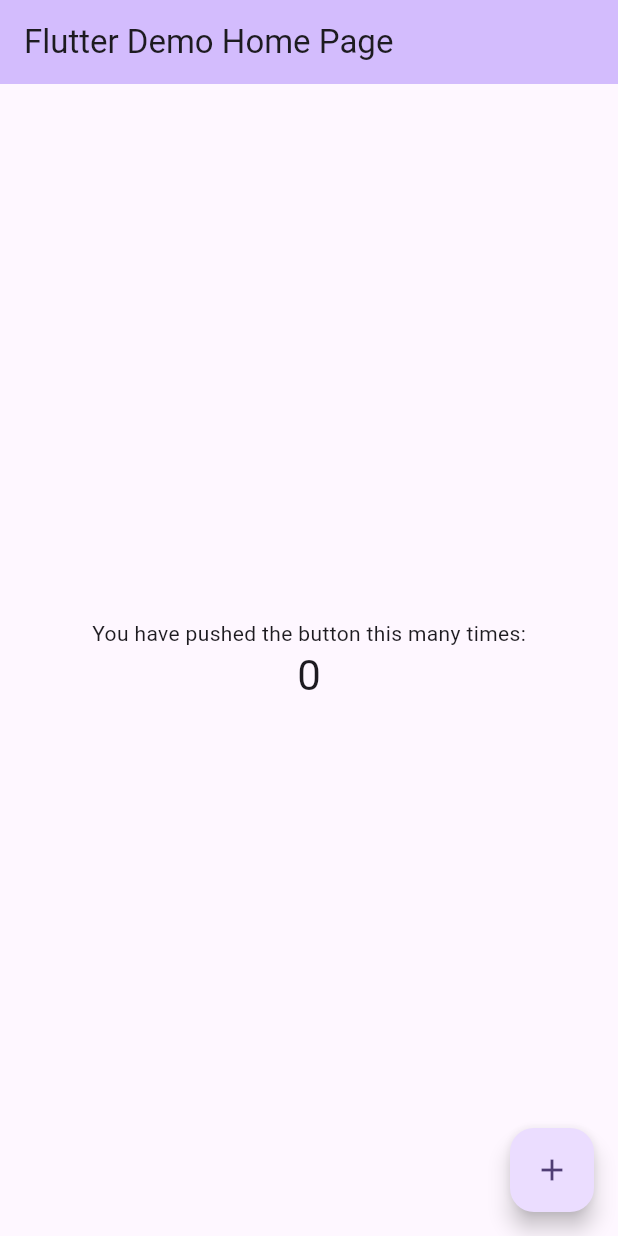
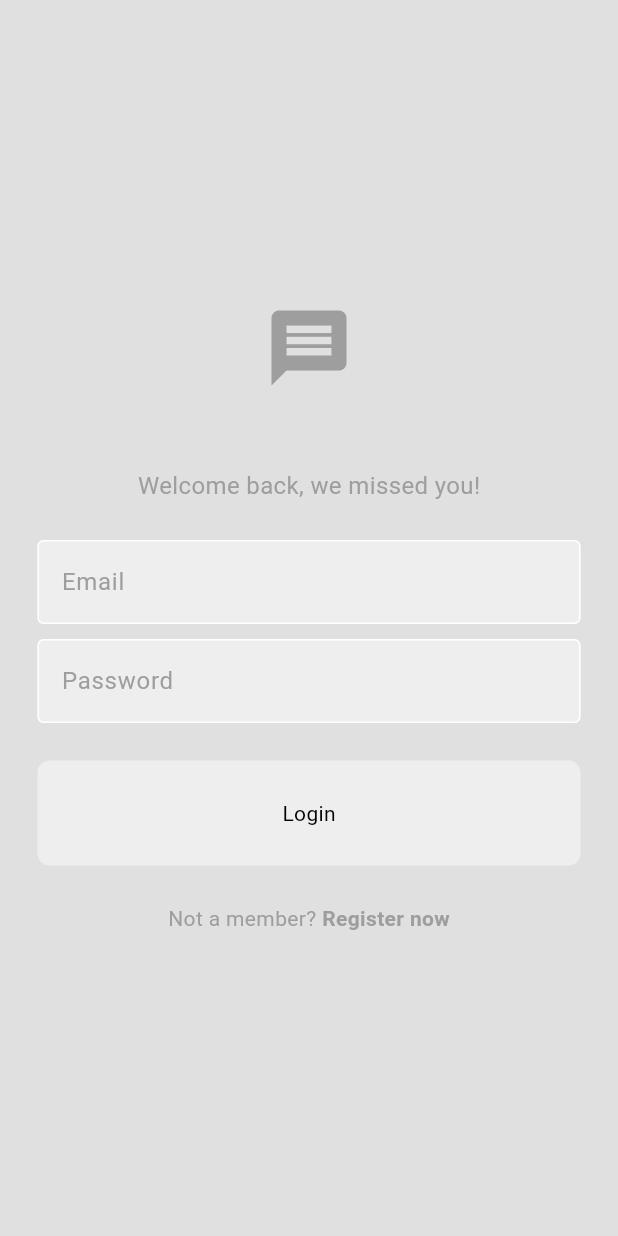
Before and after one commit to Zakry27/II-BDCC-23-24, a Flutter app: the screen it shows after launch, on a phone screen of 412 x 824 dp. Run offline on Flutter 3.47's test engine with Material 3 defaults, Android fonts, the phone set to English and light mode, and no system bars.

Commit message:
Flutter Chatbot App Updated

```diff
--- /dev/null
+++ b/Dev_Mobile/flutter_chatbot_app/lib/auth/login_or_register.dart
@@ -0,0 +1,35 @@
+import 'package:flutter/material.dart';
+import 'package:flutter_chatbot_app/screens/login_screen.dart';
+import 'package:flutter_chatbot_app/screens/register_screen.dart';
+
+class LoginOrRegister extends StatefulWidget {
+  const LoginOrRegister({super.key});
+
+  @override
+  State<LoginOrRegister> createState() => _LoginOrRegisterState();
+}
+
+class _LoginOrRegisterState extends State<LoginOrRegister> {
+  // show the login page
+  bool showLoginPage = true;
+
+  //toggle login and register screen
+  void togglePages() {
+    setState(() {
+      showLoginPage = !showLoginPage;
+    });
+  }
+
+  @override
+  Widget build(BuildContext context) {
+    if (showLoginPage) {
+      return LoginScreen(
+        onTap: togglePages,
+      );
+    } else {
+      return RegisterScreen(
+        onTap: togglePages,
+      );
+    }
+  }
+}
--- a/Dev_Mobile/flutter_chatbot_app/lib/main.dart
+++ b/Dev_Mobile/flutter_chatbot_app/lib/main.dart
@@ -1,4 +1,6 @@
 import 'package:flutter/material.dart';
+import 'package:flutter_chatbot_app/screens/splash_screen.dart';
+import 'package:flutter_chatbot_app/themes/light_mode.dart';
 
 void main() {
   runApp(const MyApp());
@@ -7,119 +9,12 @@
 class MyApp extends StatelessWidget {
   const MyApp({super.key});
 
-  // This widget is the root of your application.
   @override
   Widget build(BuildContext context) {
     return MaterialApp(
-      title: 'Flutter Demo',
-      theme: ThemeData(
-        // This is the theme of your application.
-        //
-        // TRY THIS: Try running your application with "flutter run". You'll see
-        // the application has a purple toolbar. Then, without quitting the app,
-        // try changing the seedColor in the colorScheme below to Colors.green
-        // and then invoke "hot reload" (save your changes or press the "hot
-        // reload" button in a Flutter-supported IDE, or press "r" if you used
-        // the command line to start the app).
-        //
-        // Notice that the counter didn't reset back to zero; the application
-        // state is not lost during the reload. To reset the state, use hot
-        // restart instead.
-        //
-        // This works for code too, not just values: Most code changes can be
-        // tested with just a hot reload.
-        colorScheme: ColorScheme.fromSeed(seedColor: Colors.deepPurple),
-        useMaterial3: true,
-      ),
-      home: const MyHomePage(title: 'Flutter Demo Home Page'),
+      title: 'Flutter Chatbot',
+      theme: LightMode,
+      home: SplashScreen(),
     );
   }
 }
-
-class MyHomePage extends StatefulWidget {
-  const MyHomePage({super.key, required this.title});
-
-  // This widget is the home page of your application. It is stateful, meaning
-  // that it has a State object (defined below) that contains fields that affect
-  // how it looks.
-
-  // This class is the configuration for the state. It holds the values (in this
-  // case the title) provided by the parent (in this case the App widget) and
-  // used by the build method of the State. Fields in a Widget subclass are
-  // always marked "final".
-
-  final String title;
-
-  @override
-  State<MyHomePage> createState() => _MyHomePageState();
-}
-
-class _MyHomePageState extends State<MyHomePage> {
-  int _counter = 0;
-
-  void _incrementCounter() {
-    setState(() {
-      // This call to setState tells the Flutter framework that something has
-      // changed in this State, which causes it to rerun the build method below
-      // so that the display can reflect the updated values. If we changed
-      // _counter without calling setState(), then the build method would not be
-      // called again, and so nothing would appear to happen.
-      _counter++;
-    });
-  }
-
-  @override
-  Widget build(BuildContext context) {
-    // This method is rerun every time setState is called, for instance as done
-    // by the _incrementCounter method above.
-    //
-    // The Flutter framework has been optimized to make rerunning build methods
-    // fast, so that you can just rebuild anything that needs updating rather
-    // than having to individually change instances of widgets.
-    return Scaffold(
-      appBar: AppBar(
-        // TRY THIS: Try changing the color here to a specific color (to
-        // Colors.amber, perhaps?) and trigger a hot reload to see the AppBar
-        // change color while the other colors stay the same.
-        backgroundColor: Theme.of(context).colorScheme.inversePrimary,
-        // Here we take the value from the MyHomePage object that was created by
-        // the App.build method, and use it to set our appbar title.
-        title: Text(widget.title),
-      ),
-      body: Center(
-        // Center is a layout widget. It takes a single child and positions it
-        // in the middle of the parent.
-        child: Column(
-          // Column is also a layout widget. It takes a list of children and
-          // arranges them vertically. By default, it sizes itself to fit its
-          // children horizontally, and tries to be as tall as its parent.
-          //
-          // Column has various properties to control how it sizes itself and
-          // how it positions its children. Here we use mainAxisAlignment to
-          // center the children vertically; the main axis here is the vertical
-          // axis because Columns are vertical (the cross axis would be
-          // horizontal).
-          //
-          // TRY THIS: Invoke "debug painting" (choose the "Toggle Debug Paint"
-          // action in the IDE, or press "p" in the console), to see the
-          // wireframe for each widget.
-          mainAxisAlignment: MainAxisAlignment.center,
-          children: <Widget>[
-            const Text(
-              'You have pushed the button this many times:',
-            ),
-            Text(
-              '$_counter',
-              style: Theme.of(context).textTheme.headlineMedium,
-            ),
-          ],
-        ),
-      ),
-      floatingActionButton: FloatingActionButton(
-        onPressed: _incrementCounter,
-        tooltip: 'Increment',
-        child: const Icon(Icons.add),
-      ), // This trailing comma makes auto-formatting nicer for build methods.
-    );
-  }
-}
--- /dev/null
+++ b/Dev_Mobile/flutter_chatbot_app/lib/screens/login_screen.dart
@@ -0,0 +1,92 @@
+import 'package:flutter/material.dart';
+import 'package:flutter_chatbot_app/widgets/my_button.dart';
+import 'package:flutter_chatbot_app/widgets/my_textfield.dart';
+
+class LoginScreen extends StatelessWidget {
+  // email and pswd controllers
+  final TextEditingController _emailController = TextEditingController();
+  final TextEditingController _pwController = TextEditingController();
+
+  // tap to move to register
+  final void Function()? onTap;
+
+  LoginScreen({
+    super.key,
+    required this.onTap,
+  });
+
+  // login method
+  void login() {}
+
+  @override
+  Widget build(BuildContext context) {
+    return Scaffold(
+      backgroundColor: Theme.of(context).colorScheme.surface,
+      body: Center(
+        child: Column(
+          mainAxisAlignment: MainAxisAlignment.center,
+          children: [
+            // logo
+            Icon(
+              Icons.message,
+              size: 60,
+              color: Theme.of(context).colorScheme.primary,
+            ),
+            const SizedBox(height: 50),
+            // welcome back
+            Text(
+              "Welcome back, we missed you!",
+              style: TextStyle(
+                color: Theme.of(context).colorScheme.primary,
+                fontSize: 16,
+              ),
+            ),
+            const SizedBox(height: 25),
+            // email textfield
+            MyTextField(
+              hintText: "Email",
+              obscureText: false,
+              controller: _emailController,
+            ),
+            const SizedBox(height: 10),
+            // password textfield
+            MyTextField(
+              hintText: "Password",
+              obscureText: true,
+              controller: _pwController,
+            ),
+            const SizedBox(height: 25),
+            // login button
+            MyButton(
+              text: "Login",
+              onTap: login,
+            ),
+            const SizedBox(height: 25),
+            // Register now
+            Row(
+              mainAxisAlignment: MainAxisAlignment.center,
+              children: [
+                Text(
+                  "Not a member? ",
+                  style: TextStyle(
+                    color: Theme.of(context).colorScheme.primary,
+                  ),
+                ),
+                GestureDetector(
+                  onTap: onTap,
+                  child: Text(
+                    "Register now",
+                    style: TextStyle(
+                      fontWeight: FontWeight.bold,
+                      color: Theme.of(context).colorScheme.primary,
+                    ),
+                  ),
+                ),
+              ],
+            ),
+          ],
+        ),
+      ),
+    );
+  }
+}
--- /dev/null
+++ b/Dev_Mobile/flutter_chatbot_app/lib/themes/light_mode.dart
@@ -0,0 +1,11 @@
+import 'package:flutter/material.dart';
+
+ThemeData LightMode = ThemeData(
+  colorScheme: ColorScheme.light(
+    surface: Colors.grey.shade300,
+    primary: Colors.grey.shade500,
+    secondary: Colors.grey.shade200,
+    tertiary: Colors.white,
+    inversePrimary: Colors.grey.shade900,
+  ),
+);
--- /dev/null
+++ b/Dev_Mobile/flutter_chatbot_app/lib/widgets/my_button.dart
@@ -0,0 +1,30 @@
+import 'package:flutter/material.dart';
+
+class MyButton extends StatelessWidget {
+  final String text;
+  final void Function()? onTap;
+
+  const MyButton({
+    super.key,
+    required this.text,
+    required this.onTap,
+  });
+
+  @override
+  Widget build(BuildContext context) {
+    return GestureDetector(
+      onTap: onTap,
+      child: Container(
+        decoration: BoxDecoration(
+          color: Theme.of(context).colorScheme.secondary,
+          borderRadius: BorderRadius.circular(8),
+        ),
+        padding: const EdgeInsets.all(25),
+        margin: const EdgeInsets.symmetric(horizontal: 25),
+        child: Center(
+          child: Text(text),
+        ),
+      ),
+    );
+  }
+}
--- /dev/null
+++ b/Dev_Mobile/flutter_chatbot_app/lib/widgets/my_textfield.dart
@@ -0,0 +1,39 @@
+import 'package:flutter/material.dart';
+
+class MyTextField extends StatelessWidget {
+  final String hintText;
+  final bool obscureText;
+  final TextEditingController controller;
+
+  const MyTextField({
+    super.key,
+    required this.hintText,
+    required this.obscureText,
+    required this.controller,
+  });
+
+  @override
+  Widget build(BuildContext context) {
+    return Padding(
+      padding: const EdgeInsets.symmetric(horizontal: 25.0),
+      child: TextField(
+        obscureText: obscureText,
+        controller: controller,
+        decoration: InputDecoration(
+          enabledBorder: OutlineInputBorder(
+            borderSide:
+                BorderSide(color: Theme.of(context).colorScheme.tertiary),
+          ),
+          focusedBorder: OutlineInputBorder(
+            borderSide:
+                BorderSide(color: Theme.of(context).colorScheme.tertiary),
+          ),
+          fillColor: Theme.of(context).colorScheme.secondary,
+          filled: true,
+          hintText: hintText,
+          hintStyle: TextStyle(color: Theme.of(context).colorScheme.primary),
+        ),
+      ),
+    );
+  }
+}
```
Also changed, not shown: Dev_Mobile/flutter_chatbot_app/lib/screens/register_screen.dart (added, +101 -0 lines), Dev_Mobile/flutter_chatbot_app/lib/screens/splash_screen.dart (added, +36 -0 lines), Dev_Mobile/flutter_chatbot_app/pubspec.yaml (+3 -4 lines), Dev_Mobile/flutter_chatbot_app/pubspec.lock, 1 other file.
